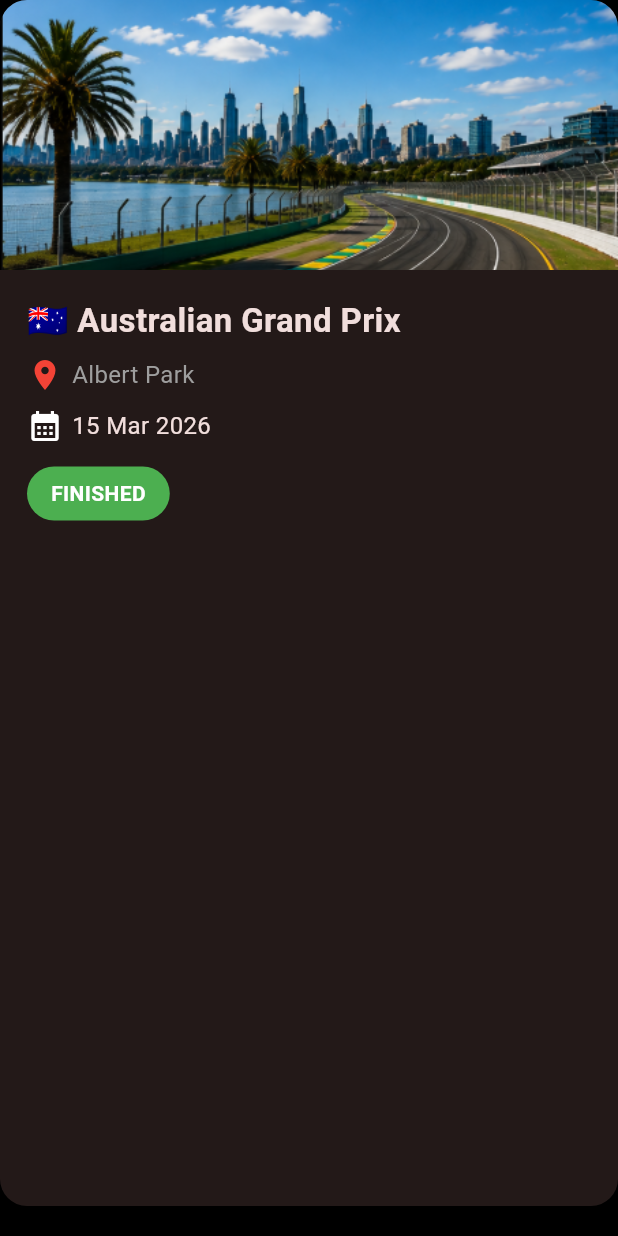
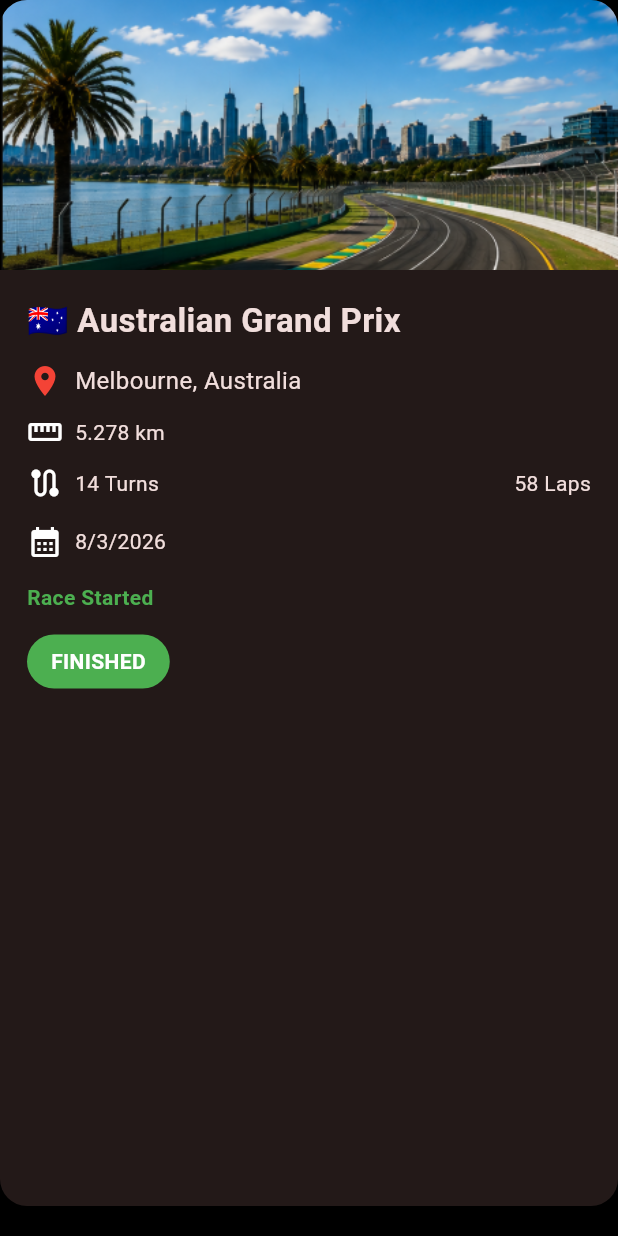
Before and after one commit to sourigsln-oss/PitLane, a Flutter app: the RaceCard widget shown alone on an empty page, opened directly with sample values from the repository, on a phone screen of 412 x 824 dp. Run offline on Flutter 3.47's test engine with Material 3 defaults, Android fonts, the light colour scheme and no system bars.

Commit message:
Lesson 10: Race cards with countdown and circuit details

```diff
--- a/lib/data/race_data.dart
+++ b/lib/data/race_data.dart
@@ -1,44 +1,59 @@
 import '../models/race.dart';
 
-const List<Race> raceData = [
-
+final List<Race> raceData = [
   Race(
     grandPrix: "Australian Grand Prix",
+    country: "🇦🇺",
     circuit: "Albert Park",
-    date: "15 Mar 2026",
-    country: "🇦🇺",
+    location: "Melbourne, Australia",
+    image: "assets/images/circuits/albert_park.png",
+    trackLength: 5.278,
+    laps: 58,
+    turns: 14,
+    raceDate: DateTime(2026, 3, 8, 15, 0),
     finished: true,
     nextRace: false,
-    image: "assets/images/circuits/albert_park.png",
   ),
 
   Race(
     grandPrix: "Japanese Grand Prix",
+    country: "🇯🇵",
     circuit: "Suzuka",
-    date: "29 Mar 2026",
-    country: "🇯🇵",
+    location: "Suzuka, Japan",
+    image: "assets/images/circuits/suzuka.png",
+    trackLength: 5.807,
+    laps: 53,
+    turns: 18,
+    raceDate: DateTime(2026, 3, 29, 14, 0),
     finished: true,
     nextRace: false,
-    image: "assets/images/circuits/suzuka.png",
   ),
 
   Race(
     grandPrix: "Italian Grand Prix",
+    country: "🇮🇹",
     circuit: "Monza",
-    date: "6 Sept 2026",
-    country: "🇮🇹",
+    location: "Monza, Italy",
+    image: "assets/images/circuits/monza.png",
+    trackLength: 5.793,
+    laps: 53,
+    turns: 11,
+    raceDate: DateTime(2026, 9, 6, 15, 0),
     finished: false,
     nextRace: true,
-    image: "assets/images/circuits/monza.png",
   ),
 
   Race(
     grandPrix: "Singapore Grand Prix",
+    country: "🇸🇬",
     circuit: "Marina Bay",
-    date: "20 Sept 2026",
-    country: "🇸🇬",
+    location: "Singapore",
+    image: "assets/images/circuits/marina_bay.png",
+    trackLength: 4.940,
+    laps: 62,
+    turns: 19,
+    raceDate: DateTime(2026, 10, 11, 20, 0),
     finished: false,
     nextRace: false,
-    image: "assets/images/circuits/marina_bay.png",
   ),
 ];
--- a/lib/models/race.dart
+++ b/lib/models/race.dart
@@ -1,19 +1,30 @@
 class Race {
   final String grandPrix;
+  final String country;
   final String circuit;
-  final String date;
-  final String country;
+  final String location;
+  final String image;
+
+  final double trackLength;
+  final int laps;
+  final int turns;
+
+  final DateTime raceDate;
+
   final bool finished;
   final bool nextRace;
-  final String image;
 
   const Race({
     required this.grandPrix,
+    required this.country,
     required this.circuit,
-    required this.date,
-    required this.country,
+    required this.location,
+    required this.image,
+    required this.trackLength,
+    required this.laps,
+    required this.turns,
+    required this.raceDate,
     required this.finished,
     required this.nextRace,
-    required this.image,
   });
 }
--- /dev/null
+++ b/lib/widgets/countdown/race_countdown.dart
@@ -0,0 +1,66 @@
+import 'dart:async';
+import 'package:flutter/material.dart';
+
+class RaceCountdown extends StatefulWidget {
+  final DateTime raceDate;
+
+  const RaceCountdown({
+    super.key,
+    required this.raceDate,
+  });
+
+  @override
+  State<RaceCountdown> createState() => _RaceCountdownState();
+}
+
+class _RaceCountdownState extends State<RaceCountdown> {
+  late Timer timer;
+  Duration remaining = Duration.zero;
+
+  @override
+  void initState() {
+    super.initState();
+
+    remaining = widget.raceDate.difference(DateTime.now());
+
+    timer = Timer.periodic(
+      const Duration(seconds: 1),
+      (_) {
+        setState(() {
+          remaining = widget.raceDate.difference(DateTime.now());
+        });
+      },
+    );
+  }
+
+  @override
+  void dispose() {
+    timer.cancel();
+    super.dispose();
+  }
+
+  @override
+  Widget build(BuildContext context) {
+    if (remaining.isNegative) {
+      return const Text(
+        "Race Started",
+        style: TextStyle(
+          color: Colors.green,
+          fontWeight: FontWeight.bold,
+        ),
+      );
+    }
+
+    return Text(
+      "${remaining.inDays}d "
+      "${remaining.inHours.remainder(24)}h "
+      "${remaining.inMinutes.remainder(60)}m "
+      "${remaining.inSeconds.remainder(60)}s",
+      style: const TextStyle(
+        fontSize: 18,
+        fontWeight: FontWeight.bold,
+        color: Colors.red,
+      ),
+    );
+  }
+}
--- a/lib/widgets/race_card.dart
+++ b/lib/widgets/race_card.dart
@@ -1,6 +1,6 @@
 import 'package:flutter/material.dart';
-
 import '../models/race.dart';
+import '../widgets/countdown/race_countdown.dart';
 
 class RaceCard extends StatelessWidget {
   final Race race;
@@ -12,7 +12,6 @@
 
   @override
   Widget build(BuildContext context) {
-
     Color badgeColor;
     String badgeText;
 
@@ -31,15 +30,12 @@
       elevation: 8,
       margin: const EdgeInsets.only(bottom: 20),
       clipBehavior: Clip.antiAlias,
-
       shape: RoundedRectangleBorder(
         borderRadius: BorderRadius.circular(18),
       ),
-
       child: Column(
         crossAxisAlignment: CrossAxisAlignment.start,
         children: [
-
           Image.asset(
             race.image,
             height: 180,
@@ -49,11 +45,9 @@
 
           Padding(
             padding: const EdgeInsets.all(18),
-
             child: Column(
               crossAxisAlignment: CrossAxisAlignment.start,
               children: [
-
                 Text(
                   "${race.country} ${race.grandPrix}",
                   style: const TextStyle(
@@ -62,23 +56,19 @@
                   ),
                 ),
 
-                const SizedBox(height: 8),
+                const SizedBox(height: 12),
 
                 Row(
                   children: [
-
                     const Icon(
                       Icons.location_on,
                       color: Colors.red,
                     ),
-
-                    const SizedBox(width: 6),
-
-                    Text(
-                      race.circuit,
-                      style: const TextStyle(
-                        fontSize: 16,
-                        color: Colors.grey,
+                    const SizedBox(width: 8),
+                    Expanded(
+                      child: Text(
+                        race.location,
+                        style: const TextStyle(fontSize: 16),
                       ),
                     ),
                   ],
@@ -88,18 +78,40 @@
 
                 Row(
                   children: [
+                    const Icon(Icons.straighten),
+                    const SizedBox(width: 8),
+                    Text("${race.trackLength} km"),
+                  ],
+                ),
 
+                const SizedBox(height: 10),
+
+                Row(
+                  children: [
+                    const Icon(Icons.route),
+                    const SizedBox(width: 8),
+                    Text("${race.turns} Turns"),
+                    const Spacer(),
+                    Text("${race.laps} Laps"),
+                  ],
+                ),
+
+                const SizedBox(height: 15),
+
+                Row(
+                  children: [
                     const Icon(Icons.calendar_month),
-
-                    const SizedBox(width: 6),
-
+                    const SizedBox(width: 8),
                     Text(
-                      race.date,
-                      style: const TextStyle(
-                        fontSize: 16,
-                      ),
+                      "${race.raceDate.day}/${race.raceDate.month}/${race.raceDate.year}",
                     ),
                   ],
+                ),
+
+                const SizedBox(height: 15),
+
+                RaceCountdown(
+                  raceDate: race.raceDate,
                 ),
 
                 const SizedBox(height: 15),
@@ -109,12 +121,10 @@
                     horizontal: 16,
                     vertical: 8,
                   ),
-
                   decoration: BoxDecoration(
                     color: badgeColor,
                     borderRadius: BorderRadius.circular(25),
                   ),
-
                   child: Text(
                     badgeText,
                     style: const TextStyle(
@@ -122,8 +132,7 @@
                       fontWeight: FontWeight.bold,
                     ),
                   ),
-                )
-
+                ),
               ],
             ),
           ),
```
